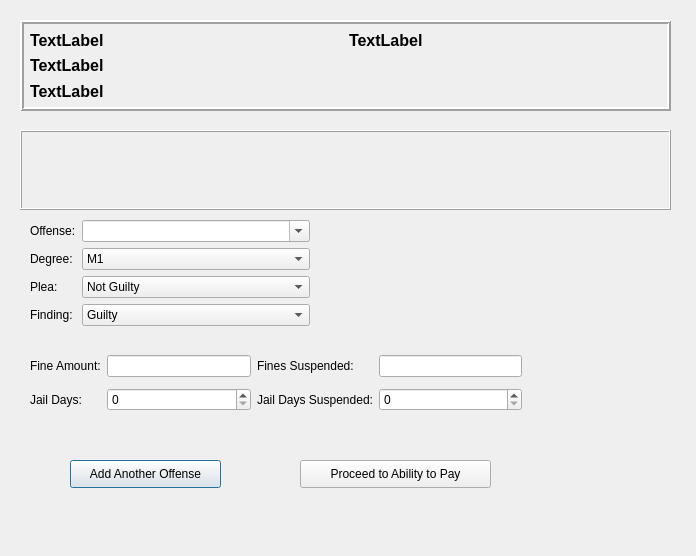
The window that ui/SentencingDialog.ui (HunterProgram22/MuniEntry) describes before a commit, drawn with Qt 5.
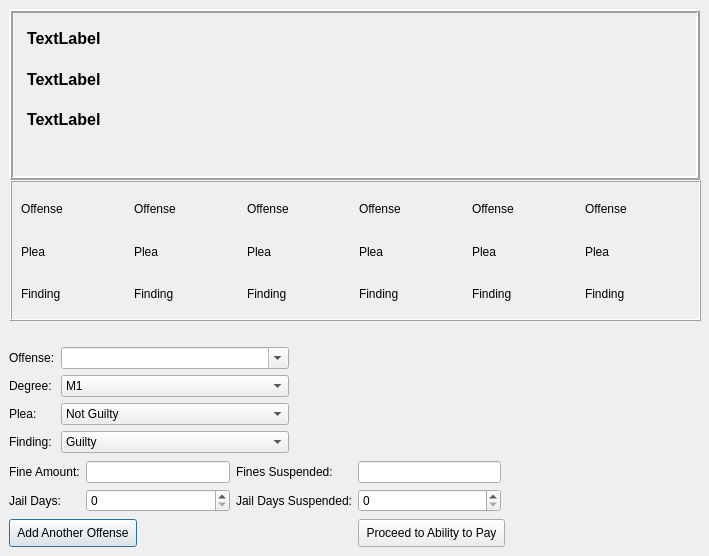
The same window after the commit.

Commit message: Updated sentencing dialog.

```diff
--- a/ui/SentencingDialog.ui
+++ b/ui/SentencingDialog.ui
@@ -6,19 +6,25 @@
    <rect>
     <x>0</x>
     <y>0</y>
-    <width>696</width>
+    <width>709</width>
     <height>556</height>
    </rect>
   </property>
+  <property name="sizePolicy">
+   <sizepolicy hsizetype="Preferred" vsizetype="Preferred">
+    <horstretch>0</horstretch>
+    <verstretch>0</verstretch>
+   </sizepolicy>
+  </property>
   <property name="windowTitle">
    <string>Sentencing</string>
   </property>
   <widget class="QPushButton" name="pushButton">
    <property name="geometry">
     <rect>
-     <x>70</x>
-     <y>460</y>
-     <width>151</width>
+     <x>9</x>
+     <y>519</y>
+     <width>128</width>
      <height>28</height>
     </rect>
    </property>
@@ -29,9 +35,9 @@
   <widget class="QPushButton" name="pushButton_2">
    <property name="geometry">
     <rect>
-     <x>300</x>
-     <y>460</y>
-     <width>191</width>
+     <x>358</x>
+     <y>519</y>
+     <width>147</width>
      <height>28</height>
     </rect>
    </property>
@@ -42,8 +48,8 @@
   <widget class="QWidget" name="layoutWidget">
    <property name="geometry">
     <rect>
-     <x>30</x>
-     <y>220</y>
+     <x>9</x>
+     <y>347</y>
      <width>280</width>
      <height>108</height>
     </rect>
@@ -176,10 +182,10 @@
   <widget class="QWidget" name="layoutWidget">
    <property name="geometry">
     <rect>
-     <x>30</x>
-     <y>350</y>
+     <x>9</x>
+     <y>461</y>
      <width>492</width>
-     <height>67</height>
+     <height>52</height>
     </rect>
    </property>
    <layout class="QGridLayout" name="gridLayout">
@@ -228,12 +234,18 @@
   <widget class="QFrame" name="case_information_frame">
    <property name="geometry">
     <rect>
-     <x>20</x>
-     <y>20</y>
-     <width>651</width>
-     <height>91</height>
+     <x>9</x>
+     <y>9</y>
+     <width>691</width>
+     <height>171</height>
     </rect>
    </property>
+   <property name="sizePolicy">
+    <sizepolicy hsizetype="Expanding" vsizetype="Expanding">
+     <horstretch>0</horstretch>
+     <verstretch>0</verstretch>
+    </sizepolicy>
+   </property>
    <property name="frameShape">
     <enum>QFrame::Box</enum>
    </property>
@@ -246,41 +258,16 @@
    <widget class="QWidget" name="">
     <property name="geometry">
      <rect>
-      <x>10</x>
-      <y>10</y>
-      <width>631</width>
-      <height>71</height>
+      <x>13</x>
+      <y>12</y>
+      <width>671</width>
+      <height>116</height>
      </rect>
     </property>
-    <layout class="QGridLayout" name="gridLayout_2">
-     <item row="0" column="1">
-      <widget class="QLabel" name="entry_name_label">
-       <property name="font">
-        <font>
-         <pointsize>12</pointsize>
-         <weight>75</weight>
-         <bold>true</bold>
-        </font>
-       </property>
-       <property name="text">
-        <string>TextLabel</string>
-       </property>
-      </widget>
-     </item>
-     <item row="0" column="0">
-      <widget class="QLabel" name="case_no_label">
-       <property name="font">
-        <font>
-         <pointsize>12</pointsize>
-         <weight>75</weight>
-         <bold>true</bold>
-        </font>
-       </property>
-       <property name="text">
-        <string>TextLabel</string>
-       </property>
-      </widget>
-     </item>
+    <layout class="QGridLayout" name="gridLayout_2" rowstretch="0,0,0">
+     <property name="leftMargin">
+      <number>5</number>
+     </property>
      <item row="1" column="0">
       <widget class="QLabel" name="defendant_name_label">
        <property name="font">
@@ -309,24 +296,203 @@
        </property>
       </widget>
      </item>
+     <item row="0" column="0">
+      <widget class="QLabel" name="case_no_label">
+       <property name="font">
+        <font>
+         <pointsize>12</pointsize>
+         <weight>75</weight>
+         <bold>true</bold>
+        </font>
+       </property>
+       <property name="text">
+        <string>TextLabel</string>
+       </property>
+      </widget>
+     </item>
     </layout>
    </widget>
   </widget>
   <widget class="QFrame" name="frame_2">
    <property name="geometry">
     <rect>
-     <x>20</x>
-     <y>130</y>
-     <width>651</width>
-     <height>80</height>
+     <x>10</x>
+     <y>180</y>
+     <width>691</width>
+     <height>141</height>
     </rect>
    </property>
+   <property name="autoFillBackground">
+    <bool>false</bool>
+   </property>
    <property name="frameShape">
     <enum>QFrame::Box</enum>
    </property>
    <property name="frameShadow">
     <enum>QFrame::Raised</enum>
    </property>
+   <widget class="QWidget" name="">
+    <property name="geometry">
+     <rect>
+      <x>11</x>
+      <y>11</y>
+      <width>671</width>
+      <height>121</height>
+     </rect>
+    </property>
+    <layout class="QHBoxLayout" name="horizontalLayout">
+     <item>
+      <layout class="QVBoxLayout" name="verticalLayout">
+       <item>
+        <widget class="QLabel" name="offense_label">
+         <property name="text">
+          <string>Offense</string>
+         </property>
+        </widget>
+       </item>
+       <item>
+        <widget class="QLabel" name="plea_label">
+         <property name="text">
+          <string>Plea</string>
+         </property>
+        </widget>
+       </item>
+       <item>
+        <widget class="QLabel" name="finding_label">
+         <property name="text">
+          <string>Finding</string>
+         </property>
+        </widget>
+       </item>
+      </layout>
+     </item>
+     <item>
+      <layout class="QVBoxLayout" name="verticalLayout_2">
+       <item>
+        <widget class="QLabel" name="offense_label_2">
+         <property name="text">
+          <string>Offense</string>
+         </property>
+        </widget>
+       </item>
+       <item>
+        <widget class="QLabel" name="plea_label_2">
+         <property name="text">
+          <string>Plea</string>
+         </property>
+        </widget>
+       </item>
+       <item>
+        <widget class="QLabel" name="finding_label_2">
+         <property name="text">
+          <string>Finding</string>
+         </property>
+        </widget>
+       </item>
+      </layout>
+     </item>
+     <item>
+      <layout class="QVBoxLayout" name="verticalLayout_3">
+       <item>
+        <widget class="QLabel" name="offense_label_3">
+         <property name="text">
+          <string>Offense</string>
+         </property>
+        </widget>
+       </item>
+       <item>
+        <widget class="QLabel" name="plea_label_3">
+         <property name="text">
+          <string>Plea</string>
+         </property>
+        </widget>
+       </item>
+       <item>
+        <widget class="QLabel" name="finding_label_3">
+         <property name="text">
+          <string>Finding</string>
+         </property>
+        </widget>
+       </item>
+      </layout>
+     </item>
+     <item>
+      <layout class="QVBoxLayout" name="verticalLayout_4">
+       <item>
+        <widget class="QLabel" name="offense_label_4">
+         <property name="text">
+          <string>Offense</string>
+         </property>
+        </widget>
+       </item>
+       <item>
+        <widget class="QLabel" name="plea_label_4">
+         <property name="text">
+          <string>Plea</string>
+         </property>
+        </widget>
+       </item>
+       <item>
+        <widget class="QLabel" name="finding_label_4">
+         <property name="text">
+          <string>Finding</string>
+         </property>
+        </widget>
+       </item>
+      </layout>
+     </item>
+     <item>
+      <layout class="QVBoxLayout" name="verticalLayout_5">
+       <item>
+        <widget class="QLabel" name="offense_label_5">
+         <property name="text">
+          <string>Offense</string>
+         </property>
+        </widget>
+       </item>
+       <item>
+        <widget class="QLabel" name="plea_label_5">
+         <property name="text">
+          <string>Plea</string>
+         </property>
+        </widget>
+       </item>
+       <item>
+        <widget class="QLabel" name="finding_label_5">
+         <property name="text">
+          <string>Finding</string>
+         </property>
+        </widget>
+       </item>
+      </layout>
+     </item>
+     <item>
+      <layout class="QVBoxLayout" name="verticalLayout_6">
+       <item>
+        <widget class="QLabel" name="offense_label_6">
+         <property name="text">
+          <string>Offense</string>
+         </property>
+        </widget>
+       </item>
+       <item>
+        <widget class="QLabel" name="plea_label_6">
+         <property name="text">
+          <string>Plea</string>
+         </property>
+        </widget>
+       </item>
+       <item>
+        <widget class="QLabel" name="finding_label_6">
+         <property name="text">
+          <string>Finding</string>
+         </property>
+        </widget>
+       </item>
+      </layout>
+     </item>
+    </layout>
+   </widget>
   </widget>
  </widget>
  <resources/>
```
Left out of the diff: 2 changed lines with no effect on the pictures. The commit also changes 5 other files.
